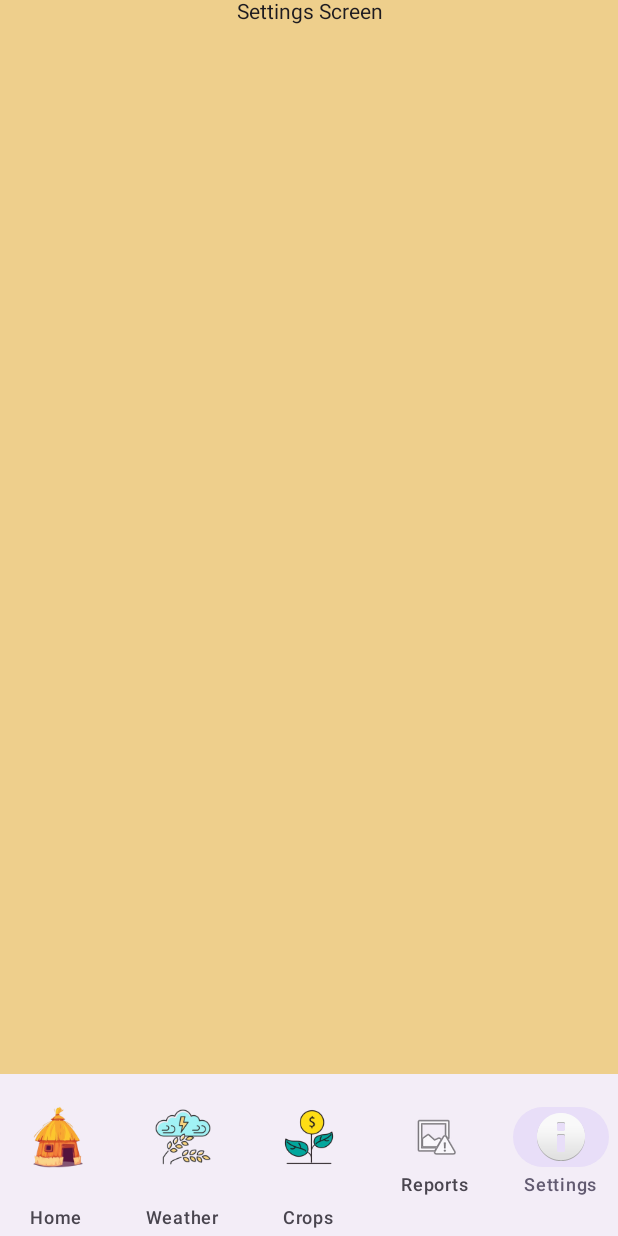
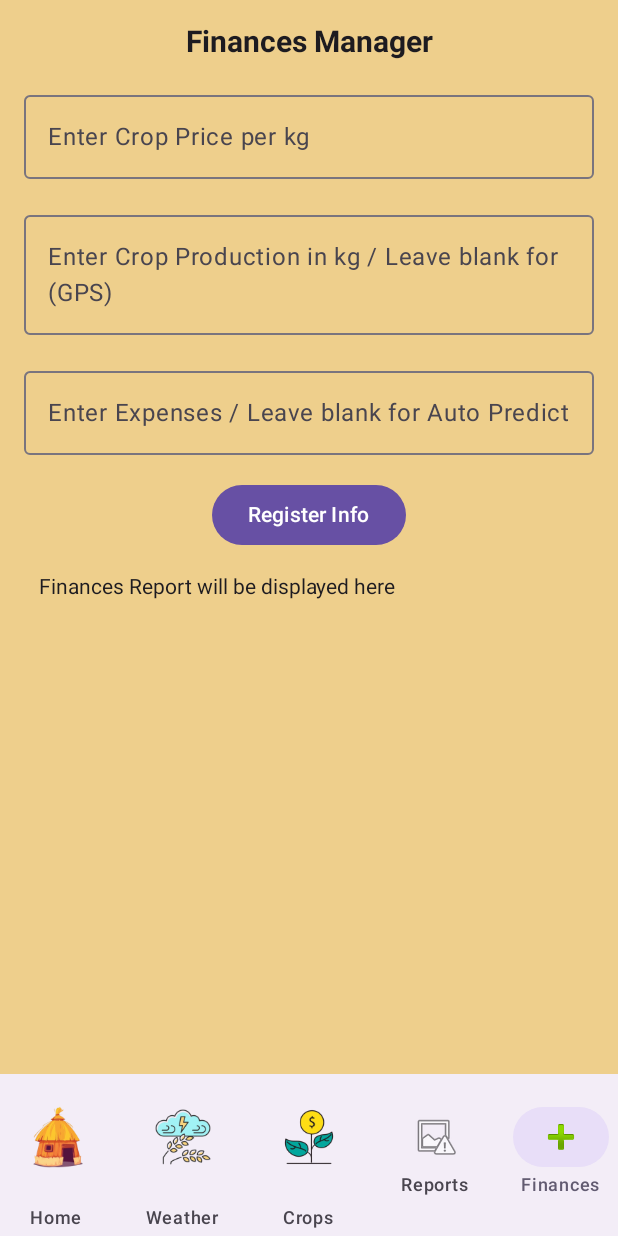
Before and after one commit to v3vishal/AgriFincaster-kt, an Android app built with Jetpack Compose: the HomeScreen screen opened through its navigation route, item 5 of the bottom bar chosen, on a phone screen of 412 x 824 dp. Run offline under Robolectric (Android 15) with nearby library versions, the phone set to English and light mode, and no system bars; our stand-ins replace Firebase (no records; nobody signed in at launch, a user with empty details on screens opened directly); libraries missing offline, so code that uses them is left out: com.composables.core; 1 statement that could not run was skipped.

Commit message:
Hardcoded Information

```diff
--- a/app/src/main/java/com/v3vishal/agrifincaster/MainActivity.kt
+++ b/app/src/main/java/com/v3vishal/agrifincaster/MainActivity.kt
@@ -71,7 +71,7 @@ sealed class BottomNavScreen(val route: String, val label: String, val icon: Int
     object Weather : BottomNavScreen("weather", "Weather", R.mipmap.wficon_foreground)
     object Crops : BottomNavScreen("crops", "Crops", R.mipmap.cricon_foreground)
     object Reports : BottomNavScreen("reports", "Reports", android.R.drawable.ic_menu_report_image)
-    object Settings : BottomNavScreen("settings", "Settings", android.R.drawable.ic_dialog_info)
+    object Finances : BottomNavScreen("finances", "Finances", android.R.drawable.ic_input_add)
 }
 
 @Composable
@@ -163,13 +163,13 @@ fun LoginPage(navController: NavController) {
                                 .padding(vertical = 10.dp, horizontal = 10.dp))
                     }
                     MenuItem(modifier = Modifier.clip(RoundedCornerShape(6.dp)), onClick = { /* TODO handle click */ }) {
-                        BasicText("Hindi [DISABLED]",
+                        BasicText("Hindi",
                             Modifier
                                 .fillMaxWidth()
                                 .padding(vertical = 10.dp, horizontal = 10.dp))
                     }
                     MenuItem(modifier = Modifier.clip(RoundedCornerShape(6.dp)), onClick = { /* TODO handle click */ }) {
-                        BasicText("Tamil [DISABLED]",
+                        BasicText("Tamil",
                             Modifier
                                 .fillMaxWidth()
                                 .padding(vertical = 10.dp, horizontal = 10.dp))
@@ -291,7 +291,7 @@ fun BottomNavigationBar(navController: NavController) {
         BottomNavScreen.Weather,
         BottomNavScreen.Crops,
         BottomNavScreen.Reports,
-        BottomNavScreen.Settings
+        BottomNavScreen.Finances
     )
 
     val navBackStackEntry by navController.currentBackStackEntryAsState()
@@ -324,7 +324,7 @@ fun BottomNavigationBar(navController: NavController) {
 fun BottomNavHost(navController: NavHostController) {
     NavHost(navController = navController, startDestination = BottomNavScreen.Home.route) {
         composable(BottomNavScreen.Home.route) { HomeScreen() }
-        composable(BottomNavScreen.Settings.route) { SettingsScreen() }
+        composable(BottomNavScreen.Finances.route) { FinancesScreen() }
         composable(BottomNavScreen.Weather.route) { WeatherScreen() }
         composable(BottomNavScreen.Crops.route) { CropsScreen() }
         composable(BottomNavScreen.Reports.route) { ReportsScreen() }
@@ -364,12 +364,65 @@ fun HomeScreen() {
 }
 
 @Composable
-fun SettingsScreen() {
+fun FinancesScreen() {
     val hexC = "#eecf8c"
     val bghex = android.graphics.Color.parseColor(hexC)
-    Text("Settings Screen", modifier = Modifier
-        .fillMaxSize()
-        .background(color = Color(bghex)), textAlign = TextAlign.Center)
+    var cpkg by remember { mutableStateOf("") }
+    var prkg by remember { mutableStateOf("") }
+    var exps by remember { mutableStateOf("") }
+    var fnrp by remember { mutableStateOf("   Finances Report will be displayed here") }
+    Column(
+        modifier = Modifier
+            .fillMaxSize()
+            .background(color = Color(bghex))
+            .padding(16.dp)
+    ) {
+        Text(
+            "Finances Manager",
+            modifier = Modifier.fillMaxWidth(),
+            textAlign = TextAlign.Center,
+            style = TextStyle(fontSize = 20.sp, fontWeight = FontWeight.Bold)
+        )
+
+        Spacer(modifier = Modifier.height(16.dp))
+
+        OutlinedTextField(
+            value = cpkg,
+            onValueChange = { cpkg = it },
+            label = { Text("Enter Crop Price per kg") },
+            modifier = Modifier.fillMaxWidth()
+        )
+
+        Spacer(modifier = Modifier.height(16.dp))
+        OutlinedTextField(
+            value = prkg,
+            onValueChange = { prkg = it },
+            label = { Text("Enter Crop Production in kg / Leave blank for (GPS)") },
+            modifier = Modifier.fillMaxWidth()
+        )
+
+        Spacer(modifier = Modifier.height(16.dp))
+        OutlinedTextField(
+            value = exps,
+            onValueChange = { exps = it },
+            label = { Text("Enter Expenses / Leave blank for Auto Predict") },
+            modifier = Modifier.fillMaxWidth()
+        )
+
+        Spacer(modifier = Modifier.height(16.dp))
+
+        Button(
+            onClick = { /* TODO: add weather open-meteo api code */
+                fnrp = if(fnrp == "   Finances Report will be displayed here") "Total Revenue: Rs. 1650\nExpenses: Rs. 1000\nNet Revenue: Rs.650" else "Total Revenue: Rs. 2500\nExpenses: Rs.1200\nNet Revenue: Rs. 1300"
+            },
+            modifier = Modifier.align(Alignment.CenterHorizontally)
+
+        ) {
+            Text("Register Info")
+        }
+        Spacer(modifier = Modifier.height(16.dp))
+        Text(fnrp)
+    }
 }
 
 @Composable
@@ -377,6 +430,7 @@ fun WeatherScreen() {
     val hexC = "#eecf8c"
     val bghex = android.graphics.Color.parseColor(hexC)
     var location by remember { mutableStateOf("") }
+    var winfo by remember { mutableStateOf("   Weather information will be displayed here") }
 
     Column(
         modifier = Modifier
@@ -403,7 +457,9 @@ fun WeatherScreen() {
         Spacer(modifier = Modifier.height(16.dp))
 
         Button(
-            onClick = { /* TODO: add weather open-meteo api code */ },
+            onClick = { /* TODO: add weather open-meteo api code */
+                winfo = if(winfo == "   Weather information will be displayed here") "(GPS) Chikkegowdanapalya, Bengaluru Rural, Bengaluru, Karnataka: \n\n25deg Celsius, 80% Precipitation - Good to grow Sugarcane!" else "Uttar Pradesh, Ghaziabad, Loni, West Ghat: \n\n24deg Celsius, 50% precipitation - Good to grow Paddy and Beans!"
+            },
             modifier = Modifier.align(Alignment.CenterHorizontally)
         ) {
             Text("Get Forecast")
@@ -411,7 +467,7 @@ fun WeatherScreen() {
 
         Spacer(modifier = Modifier.height(48.dp))
 
-        Text("   Weather information will be displayed here", textAlign = TextAlign.Center)
+        Text(winfo, textAlign = TextAlign.Center)
     }
 }
 
@@ -419,18 +475,73 @@ fun WeatherScreen() {
 fun CropsScreen() {
     val hexC = "#eecf8c"
     val bghex = android.graphics.Color.parseColor(hexC)
-    Text("Crops Screen", modifier = Modifier
-        .fillMaxSize()
-        .background(color = Color(bghex)), textAlign = TextAlign.Center)
+    var crtype by remember { mutableStateOf("") }
+    var area by remember { mutableStateOf("") }
+    Column(
+        modifier = Modifier
+            .fillMaxSize()
+            .background(color = Color(bghex))
+            .padding(16.dp)
+    ) {
+        Text(
+            "Crop Production Yield Predictor",
+            modifier = Modifier.fillMaxWidth(),
+            textAlign = TextAlign.Center,
+            style = TextStyle(fontSize = 20.sp, fontWeight = FontWeight.Bold)
+        )
+
+        Spacer(modifier = Modifier.height(16.dp))
+
+        OutlinedTextField(
+            value = crtype,
+            onValueChange = { crtype = it },
+            label = { Text("Enter Crop Type/Name") },
+            modifier = Modifier.fillMaxWidth()
+        )
+
+        Spacer(modifier = Modifier.height(16.dp))
+        OutlinedTextField(
+            value = area,
+            onValueChange = { area = it },
+            label = { Text("Enter Crop Area (in Acres)") },
+            modifier = Modifier.fillMaxWidth()
+        )
+
+        Spacer(modifier = Modifier.height(16.dp))
+
+        Button(
+            onClick = { /* TODO: add weather open-meteo api code */ },
+            modifier = Modifier.align(Alignment.CenterHorizontally)
+        ) {
+            Text("Register Info")
+        }
+    }
 }
 
 @Composable
 fun ReportsScreen() {
     val hexC = "#eecf8c"
     val bghex = android.graphics.Color.parseColor(hexC)
-    Text("Reports Screen", modifier = Modifier
+    var crinfo by remember { mutableStateOf("    Crop Information will be displayed here") }
+    Column(modifier = Modifier
         .fillMaxSize()
-        .background(color = Color(bghex)), textAlign = TextAlign.Center)
+        .background(color = Color(bghex))
+        .padding(16.dp)) {
+        Text("       Location: (GPS) Report: Wheat - 3 Acres")
+        Spacer(modifier = Modifier.height(16.dp))
+        Button(
+            onClick = { /* TODO: add weather open-meteo api code */
+                crinfo = if(crinfo == "    Crop Information will be displayed here") "             Crop: Wheat \n           Area: 3 Acres \n                Ideal Production: 33kg\n              Ideal Yield: 11kg/acre (GPS)" else TODO()
+            },
+            modifier = Modifier.align(Alignment.CenterHorizontally)
+        ) {
+            Text("Get Report")
+        }
+
+        Spacer(modifier = Modifier.height(48.dp))
+
+        Text(crinfo, textAlign = TextAlign.Center)
+    }
 }
 
 @Composable
@@ -448,6 +559,6 @@ fun AppNavigation() {
 @Composable
 fun Preview() {
     AgriFincasterTheme {
-        HomeScreen(navController = rememberNavController())
+        FinancesScreen()
     }
 }
```
